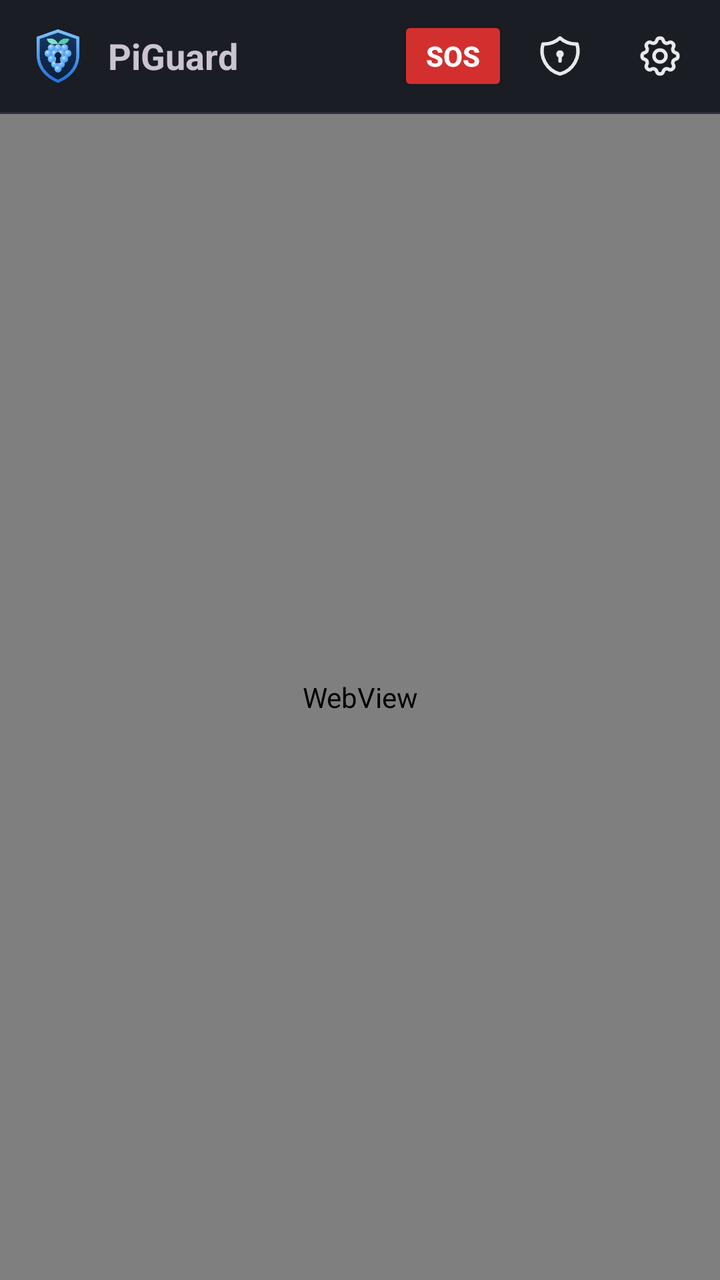
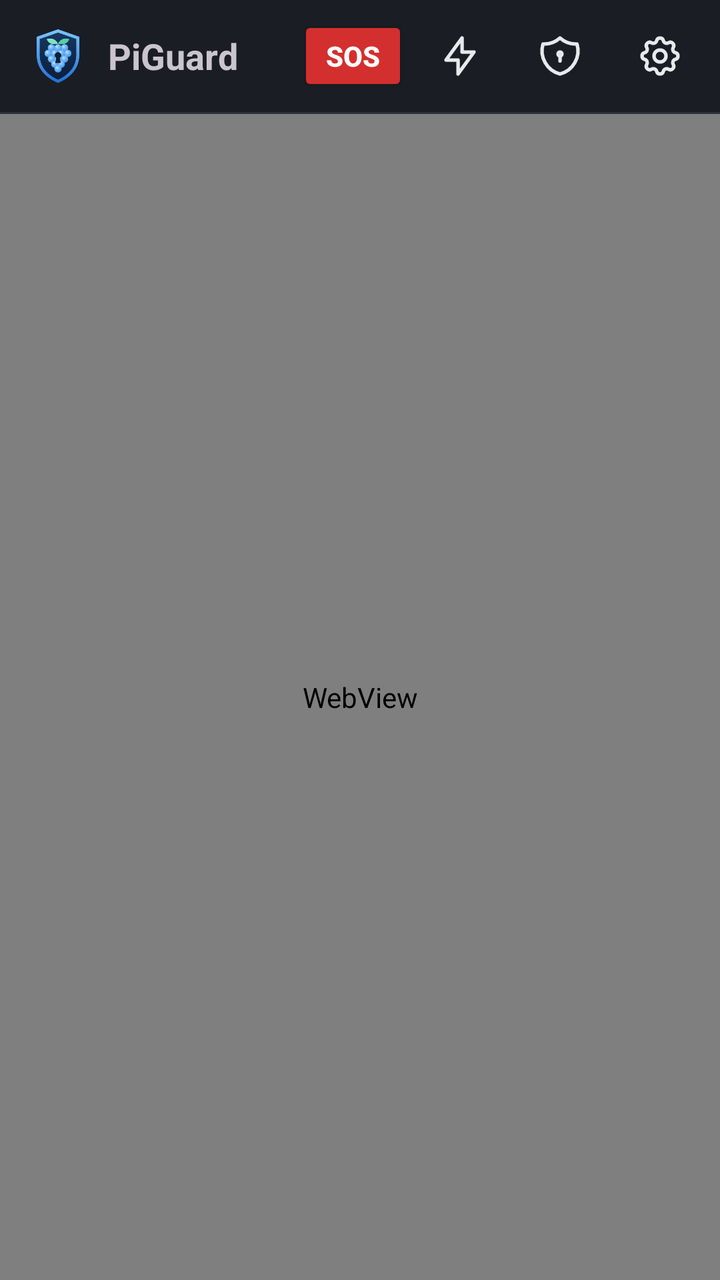

An Android layout rendered at two revisions. The XML below is the earlier revision; the diff shows what the commit changed to produce the second picture.
<!-- AndroidManifest.xml: application theme Theme.PiGuard -->
<!-- res/layout/activity_main.xml -->
<?xml version="1.0" encoding="utf-8"?>
<LinearLayout xmlns:android="http://schemas.android.com/apk/res/android" xmlns:app="http://schemas.android.com/apk/res-auto" android:layout_width="match_parent" android:layout_height="match_parent" android:orientation="vertical" android:background="@color/bg" android:fitsSystemWindows="true">
    <LinearLayout android:layout_width="match_parent" android:layout_height="56dp" android:background="@color/surface" android:gravity="center_vertical" android:paddingStart="14dp" android:paddingEnd="6dp">
        <ImageView android:id="@+id/app_logo" android:layout_width="30dp" android:layout_height="30dp" android:src="@mipmap/ic_brand" android:importantForAccessibility="no" />
        <TextView android:layout_width="0dp" android:layout_height="wrap_content" android:layout_weight="1" android:id="@+id/app_title" android:layout_marginStart="10dp" android:text="PiGuard" android:textStyle="bold" android:textSize="18sp" />
        <Button android:id="@+id/sos" android:layout_width="wrap_content" android:layout_height="40dp" android:minHeight="40dp" android:minWidth="0dp" android:insetTop="0dp" android:insetBottom="0dp" android:paddingHorizontal="14dp" android:text="@string/sos" android:textColor="#FFFFFF" android:textStyle="bold" app:backgroundTint="@color/sos" app:icon="@drawable/ic_alert_triangle" app:iconSize="18dp" app:iconTint="#FFFFFF" app:iconPadding="6dp" />
        <ImageButton android:id="@+id/vpn_open" android:layout_width="48dp" android:layout_height="48dp" android:layout_marginStart="2dp" android:background="?attr/selectableItemBackgroundBorderless" android:src="@drawable/ic_shield_lock" android:contentDescription="@string/vpn_title" />
        <ImageButton android:id="@+id/settings" android:layout_width="48dp" android:layout_height="48dp" android:layout_marginStart="2dp" android:background="?attr/selectableItemBackgroundBorderless" android:src="@drawable/ic_settings" android:contentDescription="@string/settings_title" />
    </LinearLayout>
    <View android:layout_width="match_parent" android:layout_height="1dp" android:background="@color/line" />
    <FrameLayout android:layout_width="match_parent" android:layout_height="0dp" android:layout_weight="1">
        <WebView android:id="@+id/web" android:layout_width="match_parent" android:layout_height="match_parent" />
        <LinearLayout android:id="@+id/offline" android:layout_width="match_parent" android:layout_height="match_parent" android:background="@color/bg" android:gravity="center" android:orientation="vertical" android:padding="32dp" android:visibility="gone">
            <ImageView android:layout_width="64dp" android:layout_height="64dp" android:src="@drawable/ic_wifi_off" app:tint="@color/muted" android:importantForAccessibility="no" />
            <TextView android:layout_width="wrap_content" android:layout_height="wrap_content" android:layout_marginTop="16dp" android:gravity="center" android:text="@string/unreachable" android:textSize="18sp" />
            <Button android:id="@+id/vpn" android:layout_width="match_parent" android:layout_height="wrap_content" android:layout_marginTop="24dp" android:text="@string/connect_vpn" app:icon="@drawable/ic_shield_lock" />
            <Button android:id="@+id/retry" style="@style/Button.Tonal" android:layout_width="match_parent" android:layout_height="wrap_content" android:text="@string/retry" app:icon="@drawable/ic_refresh" />
        </LinearLayout>
    </FrameLayout>
</LinearLayout>
<!-- resources referenced by this layout -->
<resources>
  <color name="bg">#121418</color>
  <color name="line">#2C313A</color>
  <color name="muted">#98A1AD</color>
  <color name="sos">#D32F2F</color>
  <color name="surface">#1A1D23</color>
  <!-- drawable ic_refresh (drawable) -->
  <vector xmlns:android="http://schemas.android.com/apk/res/android" android:width="24dp" android:height="24dp" android:viewportWidth="24" android:viewportHeight="24"><path android:pathData="M20 11a8.1 8.1 0 0 0 -15.5 -2m-.5 -4v4h4" android:strokeColor="@color/text" android:strokeWidth="1.75" android:strokeLineCap="round" android:strokeLineJoin="round" android:fillColor="#00000000"/><path android:pathData="M4 13a8.1 8.1 0 0 0 15.5 2m.5 4v-4h-4" android:strokeColor="@color/text" android:strokeWidth="1.75" android:strokeLineCap="round" android:strokeLineJoin="round" android:fillColor="#00000000"/></vector>
  <!-- drawable ic_shield_lock (drawable) -->
  <vector xmlns:android="http://schemas.android.com/apk/res/android" android:width="24dp" android:height="24dp" android:viewportWidth="24" android:viewportHeight="24"><path android:pathData="M12 3a12 12 0 0 0 8.5 3a12 12 0 0 1 -8.5 15a12 12 0 0 1 -8.5 -15a12 12 0 0 0 8.5 -3" android:strokeColor="@color/text" android:strokeWidth="1.75" android:strokeLineCap="round" android:strokeLineJoin="round" android:fillColor="#00000000"/><path android:pathData="M12 11m-1 0a1 1 0 1 0 2 0a1 1 0 1 0 -2 0" android:strokeColor="@color/text" android:strokeWidth="1.75" android:strokeLineCap="round" android:strokeLineJoin="round" android:fillColor="#00000000"/><path android:pathData="M12 12l0 2.5" android:strokeColor="@color/text" android:strokeWidth="1.75" android:strokeLineCap="round" android:strokeLineJoin="round" android:fillColor="#00000000"/></vector>
  <string name="connect_vpn">Connect VPN</string>
  <string name="retry">Try again</string>
  <string name="settings_title">App settings</string>
  <string name="sos">SOS</string>
  <string name="unreachable">pi-guard cannot be reached.</string>
  <string name="vpn_title">VPN</string>
  <style name="Button.Tonal" parent="Widget.Material3.Button.TonalButton">
          <item name="cornerRadius">10dp</item><item name="android:minHeight">52dp</item><item name="android:textAllCaps">false</item><item name="android:textSize">15sp</item><item name="iconGravity">textStart</item><item name="iconPadding">8dp</item>
      </style>
  <color name="text">#E7E9EC</color>
  <color name="accent">#5CB3FF</color>
  <color name="accent_ink">#0B1A29</color>
  <color name="surface2">#22262E</color>
  <color name="danger">#FF6B6B</color>
  <style name="Button" parent="Widget.Material3.Button">
          <item name="cornerRadius">10dp</item><item name="android:minHeight">52dp</item><item name="android:textAllCaps">false</item><item name="android:textSize">15sp</item><item name="iconGravity">textStart</item><item name="iconPadding">8dp</item>
      </style>
  <!-- unchanged entries left out for length: 5 -->
</resources>

<!-- the commit's change to res/layout/activity_main.xml (unified diff, before → after) -->
@@ -4,6 +4,7 @@
         <ImageView android:id="@+id/app_logo" android:layout_width="30dp" android:layout_height="30dp" android:src="@mipmap/ic_brand" android:importantForAccessibility="no" />
         <TextView android:layout_width="0dp" android:layout_height="wrap_content" android:layout_weight="1" android:id="@+id/app_title" android:layout_marginStart="10dp" android:text="PiGuard" android:textStyle="bold" android:textSize="18sp" />
         <Button android:id="@+id/sos" android:layout_width="wrap_content" android:layout_height="40dp" android:minHeight="40dp" android:minWidth="0dp" android:insetTop="0dp" android:insetBottom="0dp" android:paddingHorizontal="14dp" android:text="@string/sos" android:textColor="#FFFFFF" android:textStyle="bold" app:backgroundTint="@color/sos" app:icon="@drawable/ic_alert_triangle" app:iconSize="18dp" app:iconTint="#FFFFFF" app:iconPadding="6dp" />
+        <ImageButton android:id="@+id/quick" android:layout_width="48dp" android:layout_height="48dp" android:layout_marginStart="2dp" android:background="?attr/selectableItemBackgroundBorderless" android:src="@drawable/ic_bolt" android:contentDescription="@string/qa_title" />
         <ImageButton android:id="@+id/vpn_open" android:layout_width="48dp" android:layout_height="48dp" android:layout_marginStart="2dp" android:background="?attr/selectableItemBackgroundBorderless" android:src="@drawable/ic_shield_lock" android:contentDescription="@string/vpn_title" />
         <ImageButton android:id="@+id/settings" android:layout_width="48dp" android:layout_height="48dp" android:layout_marginStart="2dp" android:background="?attr/selectableItemBackgroundBorderless" android:src="@drawable/ic_settings" android:contentDescription="@string/settings_title" />
     </LinearLayout>
<!-- resource entries referenced after the edit -->
@@ -5,11 +5,14 @@
   <color name="muted">#98A1AD</color>
   <color name="sos">#D32F2F</color>
   <color name="surface">#1A1D23</color>
+  <!-- drawable ic_bolt (drawable) -->
+  <vector xmlns:android="http://schemas.android.com/apk/res/android" android:width="24dp" android:height="24dp" android:viewportWidth="24" android:viewportHeight="24"><path android:pathData="M13 3l0 7l6 0l-8 11l0 -7l-6 0l8 -11" android:strokeColor="@color/text" android:strokeWidth="1.75" android:strokeLineCap="round" android:strokeLineJoin="round" android:fillColor="#00000000"/></vector>
   <!-- drawable ic_refresh (drawable) -->
   <vector xmlns:android="http://schemas.android.com/apk/res/android" android:width="24dp" android:height="24dp" android:viewportWidth="24" android:viewportHeight="24"><path android:pathData="M20 11a8.1 8.1 0 0 0 -15.5 -2m-.5 -4v4h4" android:strokeColor="@color/text" android:strokeWidth="1.75" android:strokeLineCap="round" android:strokeLineJoin="round" android:fillColor="#00000000"/><path android:pathData="M4 13a8.1 8.1 0 0 0 15.5 2m.5 4v-4h-4" android:strokeColor="@color/text" android:strokeWidth="1.75" android:strokeLineCap="round" android:strokeLineJoin="round" android:fillColor="#00000000"/></vector>
   <!-- drawable ic_shield_lock (drawable) -->
   <vector xmlns:android="http://schemas.android.com/apk/res/android" android:width="24dp" android:height="24dp" android:viewportWidth="24" android:viewportHeight="24"><path android:pathData="M12 3a12 12 0 0 0 8.5 3a12 12 0 0 1 -8.5 15a12 12 0 0 1 -8.5 -15a12 12 0 0 0 8.5 -3" android:strokeColor="@color/text" android:strokeWidth="1.75" android:strokeLineCap="round" android:strokeLineJoin="round" android:fillColor="#00000000"/><path android:pathData="M12 11m-1 0a1 1 0 1 0 2 0a1 1 0 1 0 -2 0" android:strokeColor="@color/text" android:strokeWidth="1.75" android:strokeLineCap="round" android:strokeLineJoin="round" android:fillColor="#00000000"/><path android:pathData="M12 12l0 2.5" android:strokeColor="@color/text" android:strokeWidth="1.75" android:strokeLineCap="round" android:strokeLineJoin="round" android:fillColor="#00000000"/></vector>
   <string name="connect_vpn">Connect VPN</string>
+  <string name="qa_title">Quick actions</string>
   <string name="retry">Try again</string>
   <string name="settings_title">App settings</string>
   <string name="sos">SOS</string>
